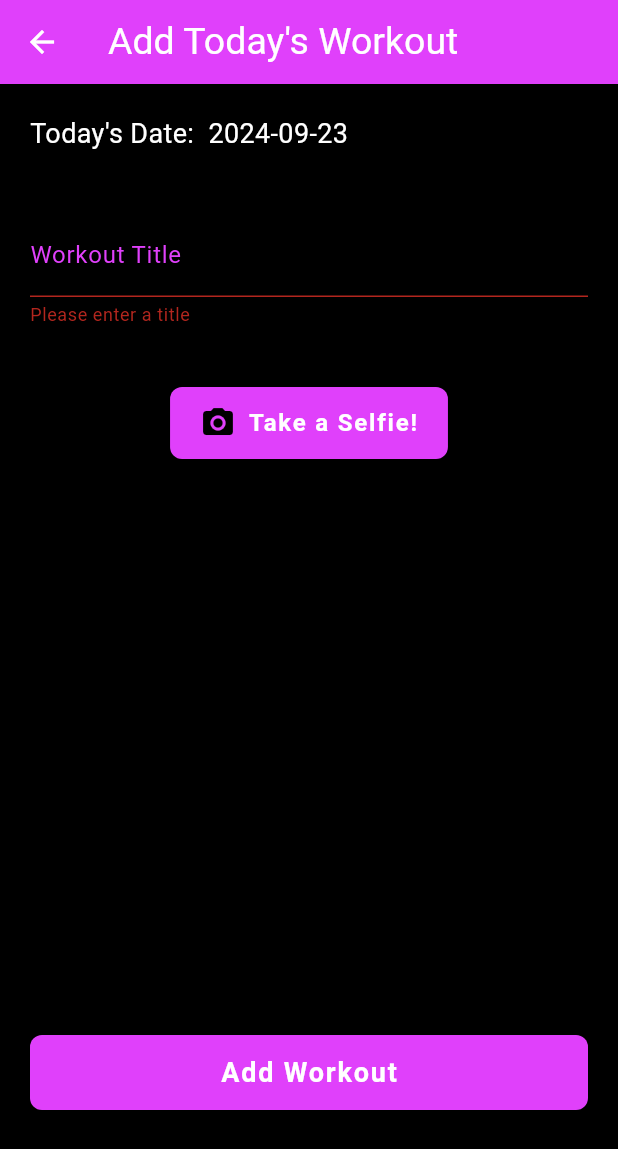
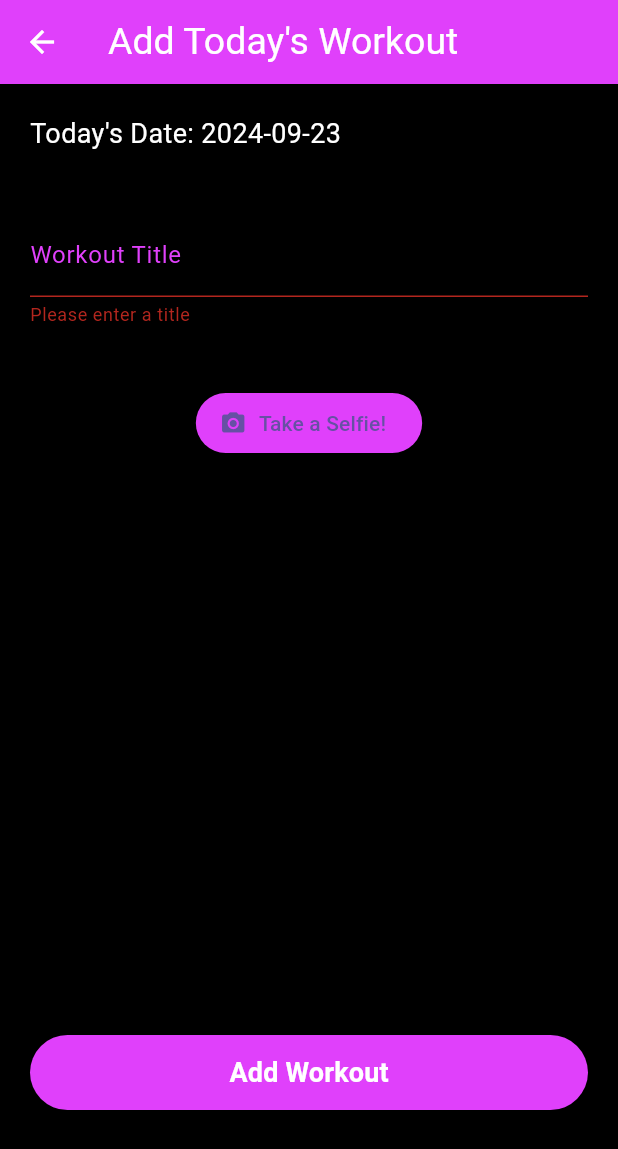
Before and after one commit to KrzysKond/jimbro-mobile, a Flutter app: the AddWorkoutForm screen opened by its route, after a tap on "Add Workout", on a phone screen of 412 x 824 dp. Shown: the top 1149 px of the screen. Run offline on Flutter 3.47's test engine with Material 3 defaults, Android fonts, the phone set to English and light mode, and no system bars; our stand-ins replace calendar_timeline, flutter_secure_storage, image_picker; accounts and stored records are empty.

Commit message:
added fetching workouts and adding new ones

```diff
--- a/lib/add_workout.dart
+++ b/lib/add_workout.dart
@@ -1,7 +1,7 @@
 import 'dart:io';
-
 import 'package:flutter/material.dart';
-import 'package:image_picker/image_picker.dart'; // For picking images from the gallery or camera
+import 'package:image_picker/image_picker.dart';
+import '../service/api_service.dart';
 
 class AddWorkoutForm extends StatefulWidget {
   const AddWorkoutForm({super.key});
@@ -13,16 +13,27 @@ class AddWorkoutForm extends StatefulWidget {
 class _AddWorkoutFormState extends State<AddWorkoutForm> {
   final _formKey = GlobalKey<FormState>();
   final TextEditingController _titleController = TextEditingController();
-  final DateTime _selectedDate = DateTime.now(); // Automatically set to today's date
+  final DateTime _selectedDate = DateTime.now();
   XFile? _imageFile; // To store the selected image
   final ImagePicker _picker = ImagePicker(); // For selecting images
 
-  // Function to select image from the camera
   Future<void> _pickImageFromCamera() async {
     final pickedFile = await _picker.pickImage(source: ImageSource.camera);
     setState(() {
       _imageFile = pickedFile;
     });
+  }
+
+  Future<void> _addWorkout() async {
+    if (_formKey.currentState!.validate()) {
+      final success = await ApiService().addWorkout(_titleController.text, _selectedDate, _imageFile!);
+      if (success) {
+        ScaffoldMessenger.of(context).showSnackBar(const SnackBar(content: Text('Workout Added')));
+        Navigator.pop(context); // Navigate back after adding
+      } else {
+        ScaffoldMessenger.of(context).showSnackBar(const SnackBar(content: Text('Failed to add workout')));
+      }
+    }
   }
 
   @override
@@ -36,7 +47,7 @@ class _AddWorkoutFormState extends State<AddWorkoutForm> {
       body: SafeArea(
         child: SingleChildScrollView(
           child: SizedBox(
-            height: MediaQuery.of(context).size.height-120,
+            height: MediaQuery.of(context).size.height - 120,
             child: Padding(
               padding: const EdgeInsets.all(20.0),
               child: Form(
@@ -44,14 +55,11 @@ class _AddWorkoutFormState extends State<AddWorkoutForm> {
                 child: Column(
                   crossAxisAlignment: CrossAxisAlignment.start,
                   children: [
-                    // Display the current date
                     Text(
-                      "Today's Date:  ${"${_selectedDate.toLocal()}".split(' ')[0]}",
+                      "Today's Date: ${"${_selectedDate.toLocal()}".split(' ')[0]}",
                       style: const TextStyle(fontSize: 18, color: Colors.white),
                     ),
                     const SizedBox(height: 40),
-
-                    // Workout title input
                     TextFormField(
                       controller: _titleController,
                       decoration: const InputDecoration(
@@ -73,44 +81,24 @@ class _AddWorkoutFormState extends State<AddWorkoutForm> {
                       },
                     ),
                     const SizedBox(height: 40),
-
-                    // Image picker buttons
                     Row(
                       mainAxisAlignment: MainAxisAlignment.spaceAround,
                       children: [
                         ElevatedButton.icon(
                           onPressed: _pickImageFromCamera,
-                          icon: const IconTheme(
-                            data: IconThemeData(size: 24.0), // Adjust the icon size
-                            child: Icon(Icons.camera_alt),
-                          ),
-                          label: const Text(
-                            "Take a Selfie!",
-                            style: TextStyle(
-                              color: Colors.white,
-                              fontWeight: FontWeight.bold, // Make the label bold
-                              fontSize: 16, // Adjust font size for better readability
-                              letterSpacing: 1.2, // Increase space between letters
-                            ),
-                          ),
+                          icon: const Icon(Icons.camera_alt),
+                          label: const Text("Take a Selfie!"),
                           style: ElevatedButton.styleFrom(
-                            backgroundColor: Colors.purpleAccent, // Button color
-                            padding: const EdgeInsets.symmetric(vertical: 12, horizontal: 20), // Padding for more button space
-                            shape: RoundedRectangleBorder(
-                              borderRadius: BorderRadius.circular(8), // Rounded corners for button
-                            ),
+                            backgroundColor: Colors.purpleAccent,
                           ),
                         ),
                       ],
                     ),
                     const SizedBox(height: 20),
-
-                    // Display selected image
                     if (_imageFile != null)
                       Center(
                         child: Container(
-
-                          height: 300, // Set a fixed height for the image container
+                          height: 300,
                           decoration: BoxDecoration(
                             borderRadius: BorderRadius.circular(8),
                             border: Border.all(color: Colors.purpleAccent, width: 2),
@@ -119,40 +107,21 @@ class _AddWorkoutFormState extends State<AddWorkoutForm> {
                             borderRadius: BorderRadius.circular(8),
                             child: Image.file(
                               File(_imageFile!.path),
-                              fit: BoxFit.cover, // Ensures the image fits inside the box without overflow
+                              fit: BoxFit.cover,
                             ),
                           ),
                         ),
                       ),
-
                     const Spacer(),
-
-                    // Submit button
                     ElevatedButton(
-                      onPressed: () {
-                        if (_formKey.currentState!.validate()) {
-                          // Handle form submission
-                          ScaffoldMessenger.of(context).showSnackBar(
-                            const SnackBar(content: Text('Workout Added')),
-                          );
-                          // You can add functionality to save the form data here
-                        }
-                      },
+                      onPressed: _addWorkout,
                       style: ElevatedButton.styleFrom(
                         backgroundColor: Colors.purpleAccent,
-                        minimumSize: const Size(double.infinity, 50), // Full width button// More padding for a larger button
-                        shape: RoundedRectangleBorder(
-                          borderRadius: BorderRadius.circular(8), // Rounded corners for the submit button
-                        ),
+                        minimumSize: const Size(double.infinity, 50),
                       ),
                       child: const Text(
                         'Add Workout',
-                        style: TextStyle(
-                          color: Colors.white,
-                          fontSize: 18,
-                          fontWeight: FontWeight.bold, // Bold the text for better emphasis
-                          letterSpacing: 1.2, // Increase space between letters
-                        ),
+                        style: TextStyle(color: Colors.white, fontSize: 18, fontWeight: FontWeight.bold),
                       ),
                     ),
                   ],
--- /dev/null
+++ b/lib/models/workout.dart
@@ -0,0 +1,25 @@
+class Workout {
+  final int id;
+  final String title;
+  final String? photoUrl;
+  final DateTime date;
+  final String username;
+
+  Workout({
+    required this.id,
+    required this.title,
+    required this.photoUrl,
+    required this.date,
+    required this.username
+  });
+
+  factory Workout.fromJson(Map<String, dynamic> json) {
+    return Workout(
+      id: json['id'] as int,
+      title: json['title'],
+      photoUrl: json['image'],
+      date: DateTime.parse(json['date']),
+      username: json['username']
+    );
+  }
+}
```
Also changed, not shown: lib/auth_screens/login_screen.dart (renamed from lib/login_screen.dart, +32 -11 lines), lib/auth_screens/signup_screen.dart (renamed from lib/signup_screen.dart, +31 -10 lines), lib/home_screen.dart (deleted, +0 -86 lines), lib/routes.dart (+11 -7 lines), lib/screens/group_screen.dart (added, +113 -0 lines), lib/screens/home_screen.dart (added, +145 -0 lines), lib/service/api_service.dart (added, +103 -0 lines), lib/splash.dart (+4 -4 lines), lib/service/auth_service.dart (renamed from lib/auth_service.dart).
